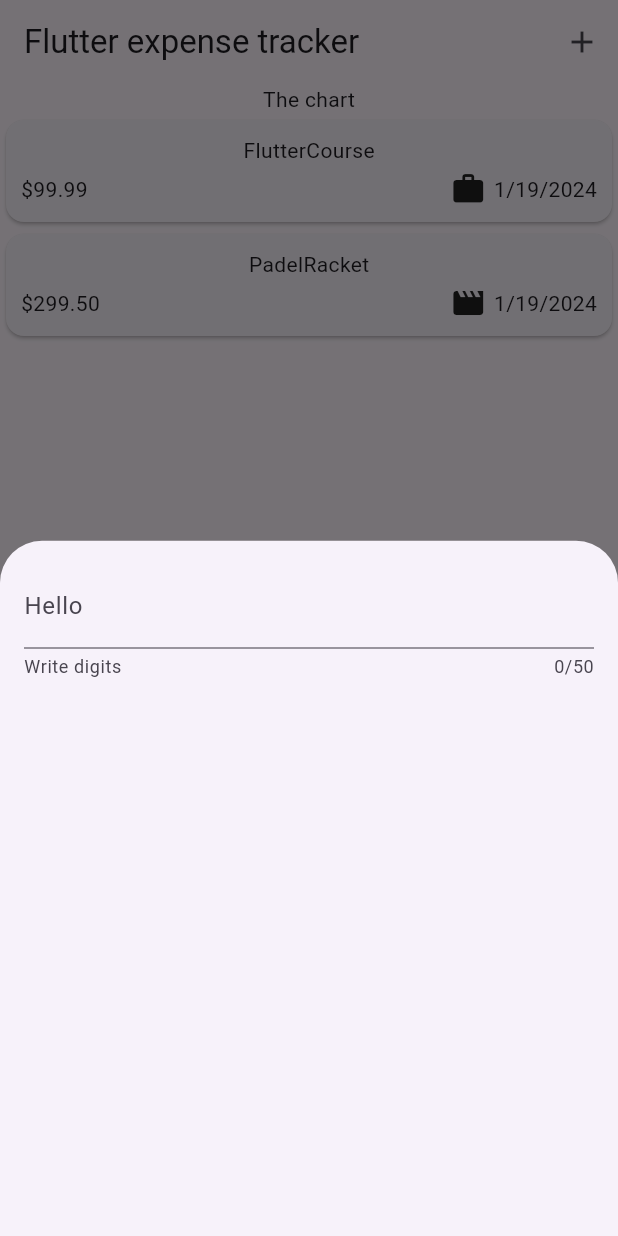
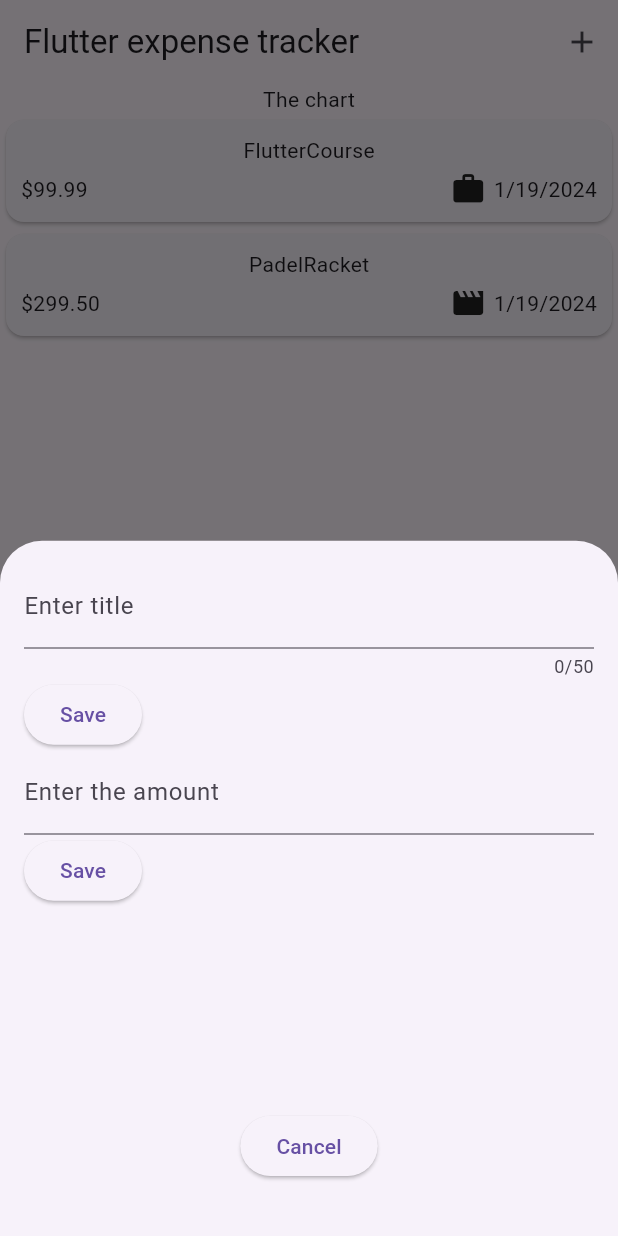
Before and after one commit to TimJonsson/expense_tracker, a Flutter app: the screen it shows after launch, after a tap on the "add" icon, on a phone screen of 412 x 824 dp. Run offline on Flutter 3.47's test engine with Material 3 defaults, Android fonts, the phone set to English and light mode, and no system bars.

Commit message:
Adding fist UI for adding an expense

```diff
--- a/lib/widgets/expenses_list/new_expense.dart
+++ b/lib/widgets/expenses_list/new_expense.dart
@@ -4,25 +4,73 @@ class NewExpense extends StatefulWidget {
   const NewExpense({super.key});
 
   @override
-  State <NewExpense> createState() {
+  State<NewExpense> createState() {
     return _NewExpenseState();
   }
 }
 
 class _NewExpenseState extends State<NewExpense> {
+  final _titleController = TextEditingController();
+  final _amountController = TextEditingController();
+
   @override
-  Widget build (BuildContext context) {
-    return const Padding(
-      padding: EdgeInsets.all(16),
+  void dispose() {
+    _titleController.dispose();
+    _amountController.dispose();
+    super.dispose();
+  }
+
+  @override
+  Widget build(BuildContext context) {
+    return Padding(
+      padding: const EdgeInsets.all(16),
       child: Column(
         children: [
           TextField(
+            controller: _titleController,
             maxLength: 50,
-            decoration: InputDecoration(
-              helperText: "Write digits",
-              label: Text("Hello"),
+            decoration: const InputDecoration(
+              label: Text("Enter title"),
             ),
           ),
+          Row(
+            children: [
+              ElevatedButton(
+                onPressed: () {
+                  print(_titleController.text);
+                },
+                child: const Text("Save"),
+              ),
+            ],
+          ),
+          TextField(
+            controller: _amountController,
+            keyboardType: TextInputType.number,
+            decoration: const InputDecoration(
+              prefixText: '\$ ',
+              label: Text("Enter the amount"),
+            ),
+          ),
+          Row(
+            mainAxisAlignment: MainAxisAlignment.spaceBetween,
+            children: [
+              ElevatedButton(
+                  onPressed: () {
+                    print(_amountController.text);
+                  },
+                  child: const Text("Save")),
+            ],
+          ),
+          Expanded(
+            child: Container(),
+          ),
+          ElevatedButton(
+            onPressed: () {
+              Navigator.pop(context);
+            },
+            child: const Text("Cancel"),
+          ),
+          const SizedBox(height: 20),
         ],
       ),
     );
```
